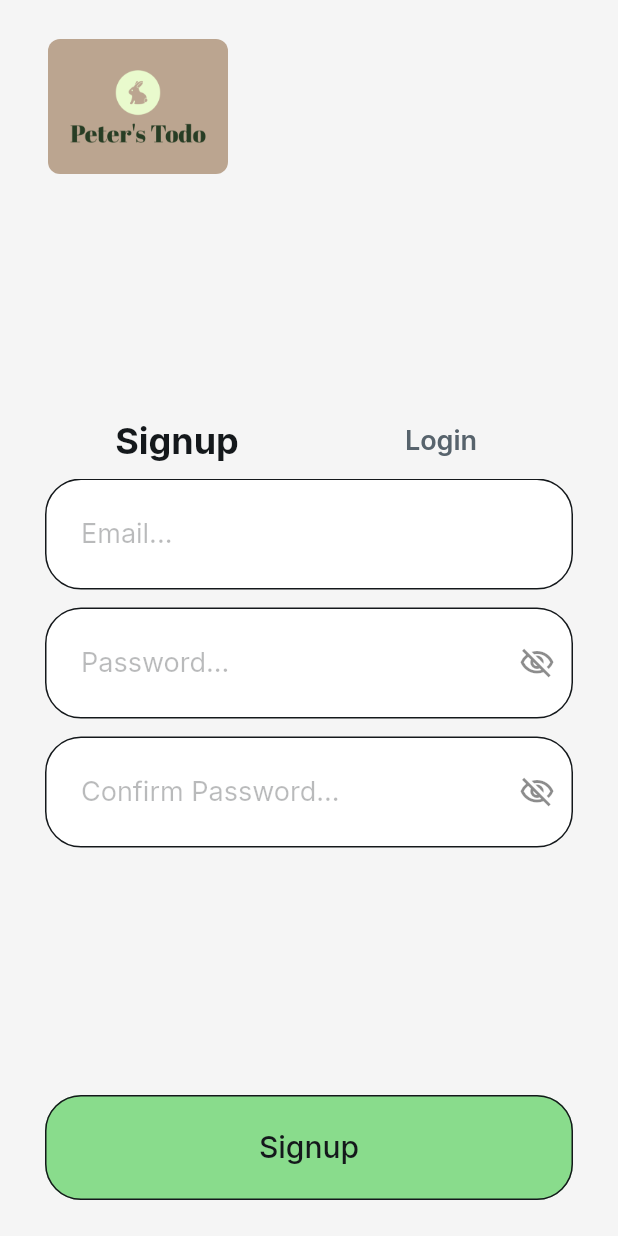
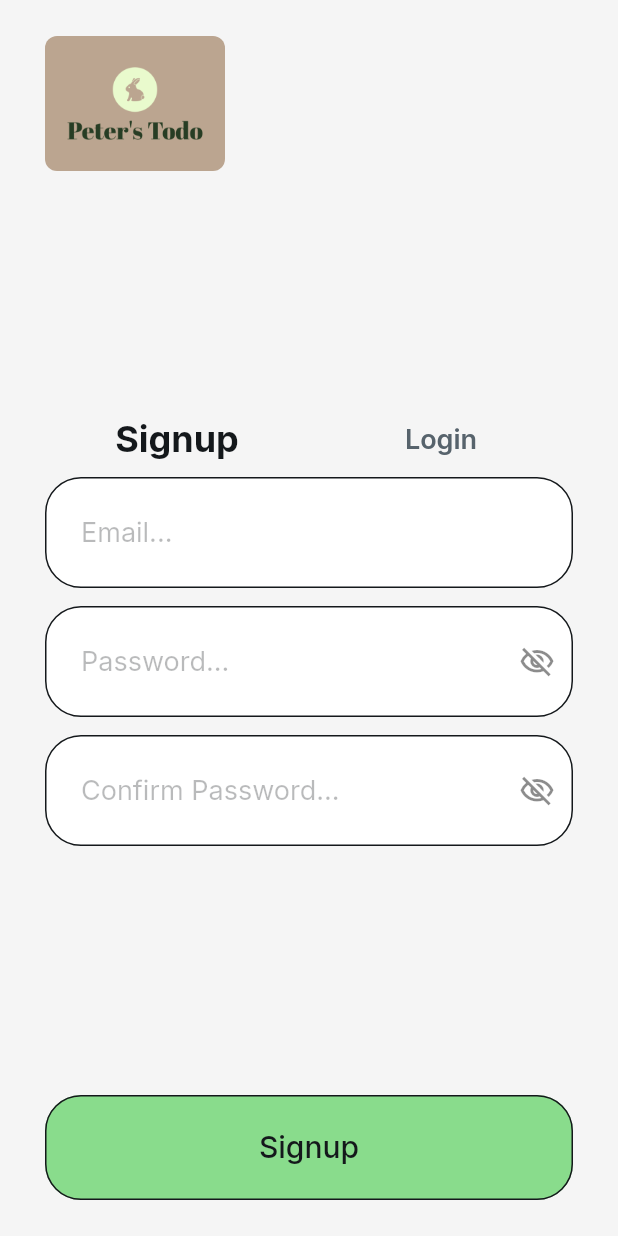
Before and after one commit to Ptiefighter/TodoApp-FlutterFlow, a Flutter app: the screen it shows after launch, on a phone screen of 412 x 824 dp. Run offline on Flutter 3.47's test engine with Material 3 defaults, Android fonts, the phone set to English and light mode, and no system bars; drawn by our look-alikes of auto_size_text; our stand-ins replace cloud_firestore, easy_debounce, file_picker, firebase_auth, firebase_core, firebase_storage and 12 more; missing offline and left inert: json_path, mime_type; accounts and stored records are empty.

Commit message:
Updating to latest FlutterFlow output.

```diff
--- a/lib/login/login_widget.dart
+++ b/lib/login/login_widget.dart
@@ -77,16 +77,12 @@ class _LoginWidgetState extends State<LoginWidget>
                   mainAxisAlignment: MainAxisAlignment.spaceBetween,
                   crossAxisAlignment: CrossAxisAlignment.start,
                   children: [
-                    Padding(
-                      padding:
-                          const EdgeInsetsDirectional.fromSTEB(2.0, 2.0, 0.0, 0.0),
-                      child: ClipRRect(
-                        borderRadius: BorderRadius.circular(8.0),
-                        child: Image.asset(
-                          'assets/images/peters-todo-high-resolution-logo.png',
-                          width: 120.0,
-                          fit: BoxFit.contain,
-                        ),
+                    ClipRRect(
+                      borderRadius: BorderRadius.circular(8.0),
+                      child: Image.asset(
+                        'assets/images/peters-todo-high-resolution-logo.png',
+                        width: 120.0,
+                        fit: BoxFit.contain,
                       ),
                     ),
                     Container(
```
